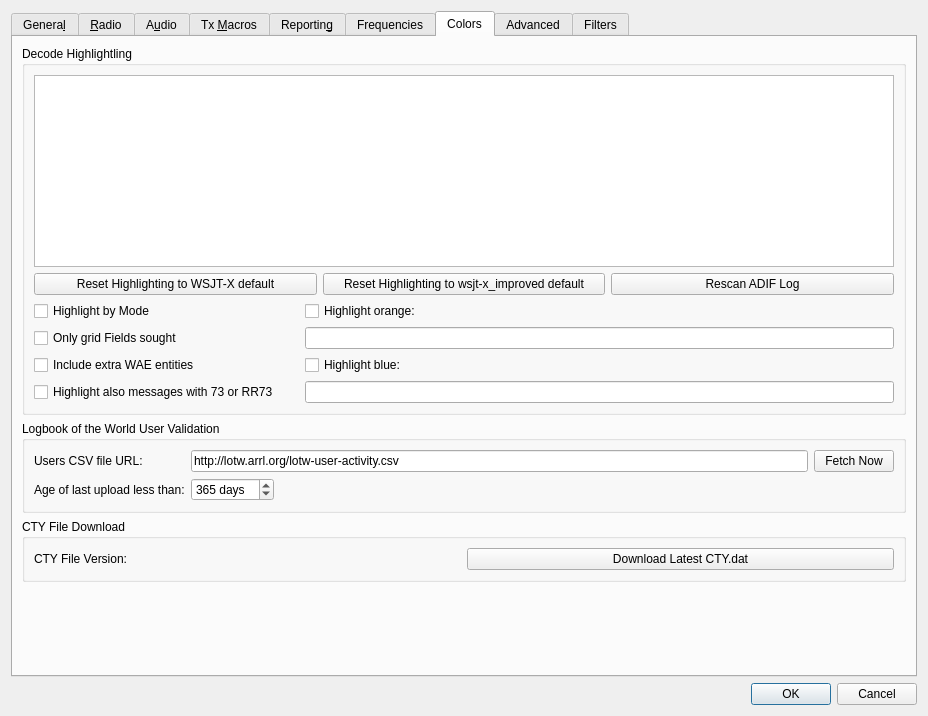
The window that Configuration_ohneAlerts.ui (uaro-radio/wsjtx) describes before a commit, drawn with Qt 5.
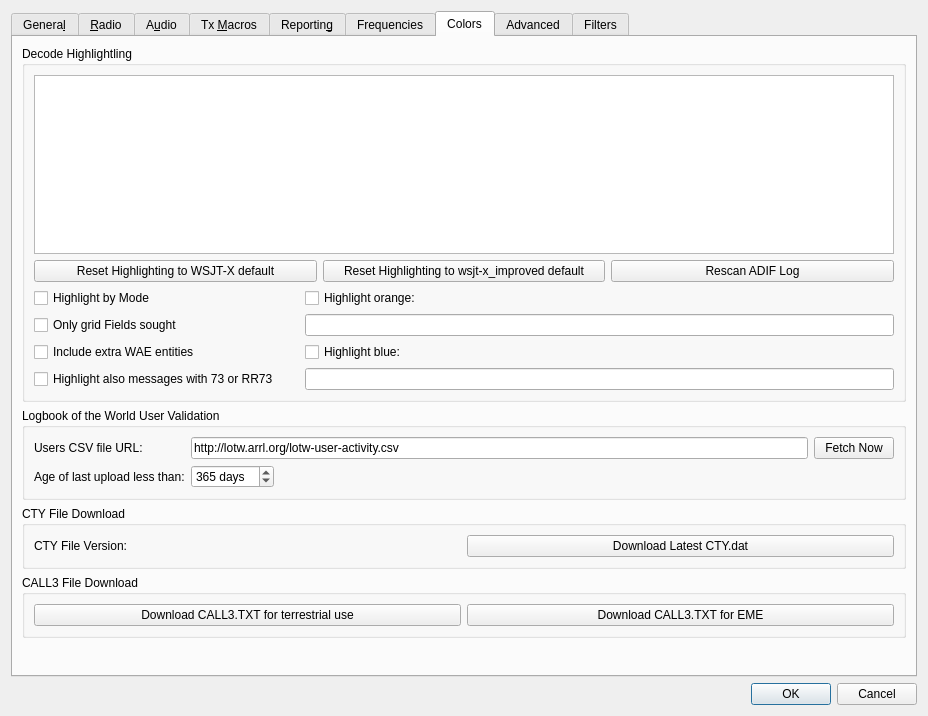
The same window after the commit. The open tabs and pages were chosen to show the change. Custom widgets are drawn as their Qt base class.

Commit message: Add feature: Download CALL3.TXT file directly from the program.

What changed in the file:
```diff
--- a/Configuration_ohneAlerts.ui
+++ b/Configuration_ohneAlerts.ui
@@ -2939,6 +2939,35 @@
          </layout>
         </widget>
        </item>
+       <item>
+        <widget class="QGroupBox" name="call3_groupBox">
+         <property name="title">
+          <string>CALL3 File Download</string>
+         </property>
+         <layout class="QHBoxLayout" name="call3_horizontalLayout">
+          <item>
+           <widget class="QPushButton" name="CALL3_download_button">
+            <property name="toolTip">
+             <string>Dowload latest CALL3.TXT file.</string>
+            </property>
+            <property name="text">
+             <string>Download CALL3.TXT for terrestrial use</string>
+            </property>
+           </widget>
+          </item>
+          <item>
+           <widget class="QPushButton" name="CALL3_EME_download_button">
+            <property name="toolTip">
+             <string>Dowload latest CALL3.TXT file for EME. This version is suitable for JT65 Deep Search.</string>
+            </property>
+            <property name="text">
+             <string>Download CALL3.TXT for EME</string>
+            </property>
+           </widget>
+          </item>
+         </layout>
+        </widget>
+       </item>
        <item>
         <spacer name="verticalSpacer_6">
          <property name="orientation">
```
Left out of the diff: 526 changed lines with no effect on the pictures. The commit also changes 5 other files.
